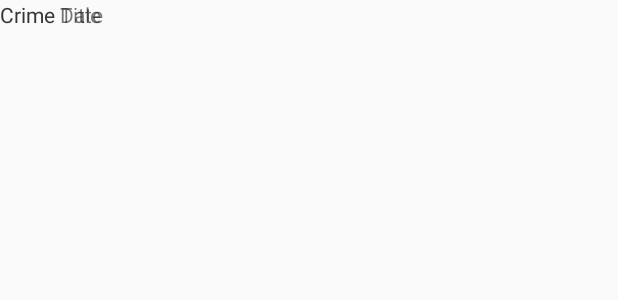
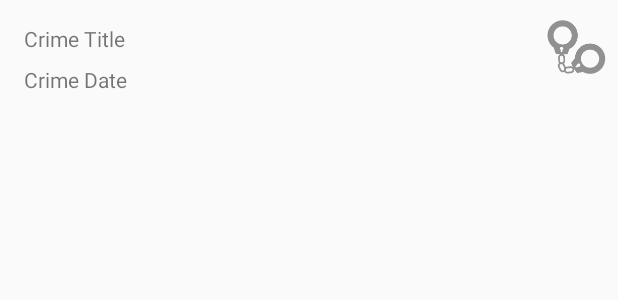
Before and after one commit to AlcalaO/Criminal-Intent, an Android app: the layout list_item_crime.xml on its own in the app's theme, with its tools: preview values and no code run, on a phone screen of 412 x 824 dp. Shown: the top 300 px of the screen. Run offline under Robolectric (Android 15) with nearby library versions, the phone set to English and light mode, and no system bars.

Commit message:
Addind constraints to widgets

```diff
--- a/app/src/main/res/layout/list_item_crime.xml
+++ b/app/src/main/res/layout/list_item_crime.xml
@@ -13,14 +13,35 @@
         android:layout_width="0dp"
         android:layout_height="wrap_content"
         android:text="Crime Title"
-        tools:layout_editor_absoluteY="8dp"
-        tools:layout_editor_absoluteX="8dp"/>
+        app:layout_constraintTop_toTopOf="parent"
+        android:layout_marginTop="16dp"
+        app:layout_constraintRight_toLeftOf="@+id/imageView"
+        android:layout_marginRight="8dp"
+        android:layout_marginLeft="16dp"
+        app:layout_constraintLeft_toLeftOf="parent"
+        app:layout_constraintHorizontal_bias="0.501"/>
 
     <TextView
         android:id="@+id/crime_date"
         android:layout_width="0dp"
         android:layout_height="wrap_content"
         android:text="Crime Date"
-        tools:layout_editor_absoluteY="17dp"
-        tools:layout_editor_absoluteX="8dp"/>
+        android:layout_marginLeft="16dp"
+        app:layout_constraintLeft_toLeftOf="parent"
+        android:layout_marginTop="8dp"
+        app:layout_constraintTop_toBottomOf="@+id/crime_title"
+        app:layout_constraintRight_toLeftOf="@+id/imageView"
+        android:layout_marginRight="8dp"/>
+
+    <ImageView
+        android:id="@+id/imageView"
+        android:layout_width="wrap_content"
+        android:layout_height="wrap_content"
+        app:srcCompat="@drawable/ic_solved"
+        app:layout_constraintTop_toTopOf="parent"
+        android:layout_marginTop="8dp"
+        app:layout_constraintBottom_toBottomOf="parent"
+        android:layout_marginBottom="8dp"
+        android:layout_marginRight="8dp"
+        app:layout_constraintRight_toRightOf="parent"/>
 </android.support.constraint.ConstraintLayout>
```
Also changed, not shown: 3 other files.
